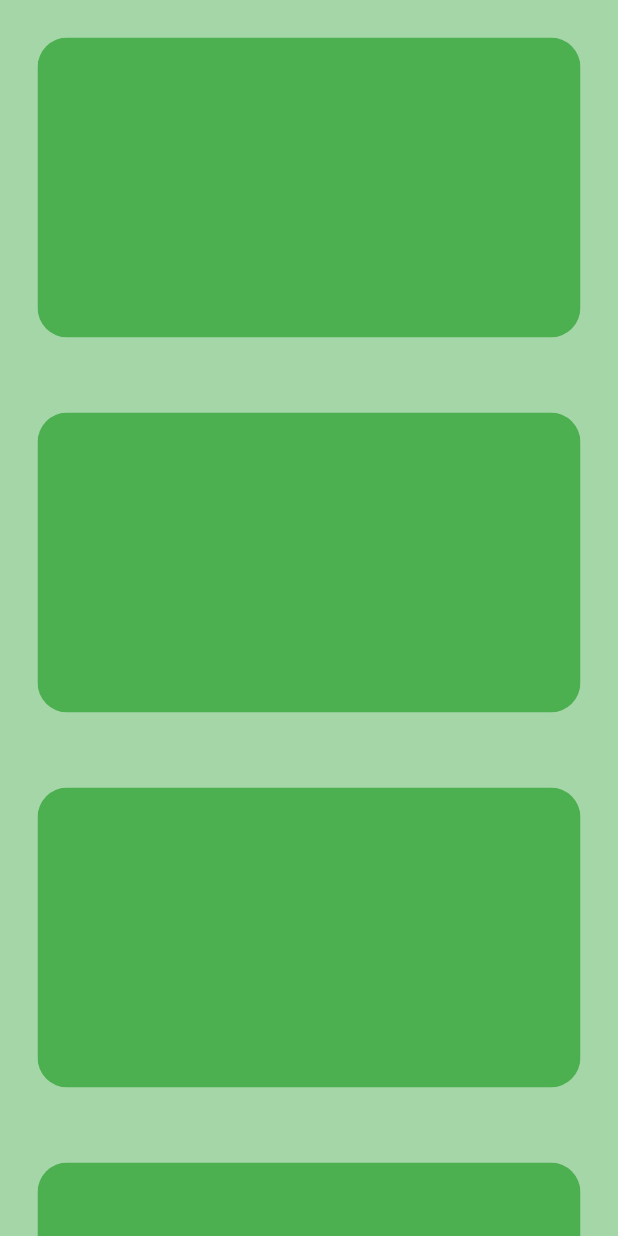
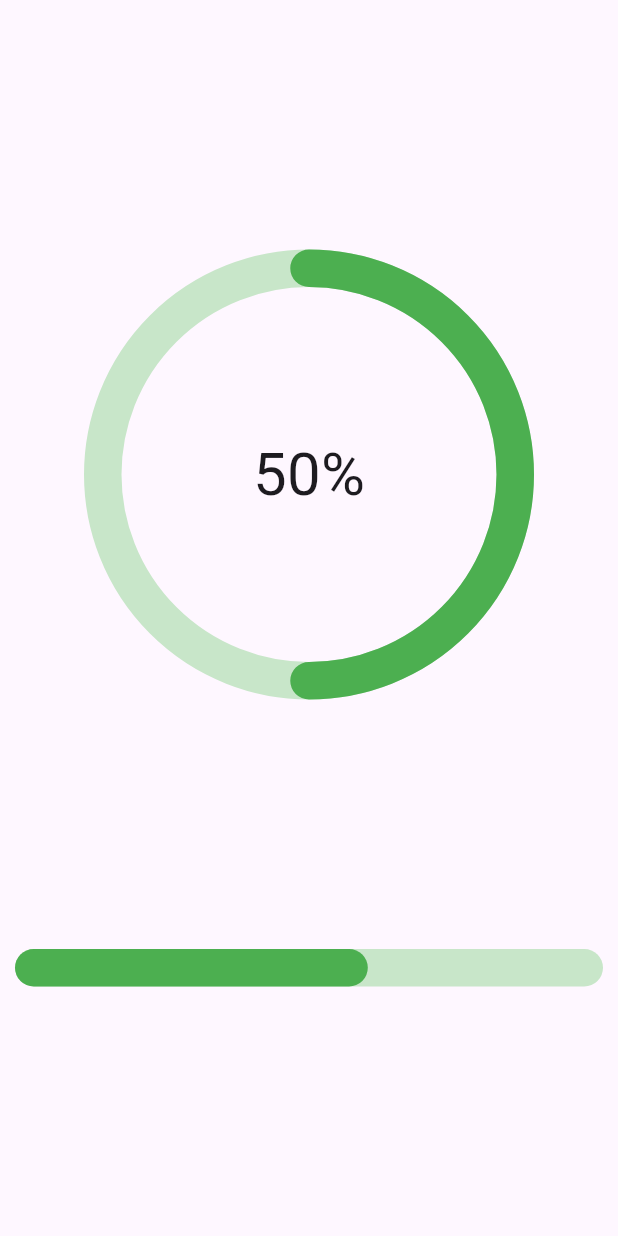
Before and after one commit to azizbekyokhubov1999/widgets_flutter_practise, a Flutter app: the screen it shows after launch, on a phone screen of 412 x 824 dp. Run offline on Flutter 3.47's test engine with Material 3 defaults, Android fonts, the phone set to English and light mode, and no system bars; drawn by our look-alikes of liquid_pull_to_refresh, percent_indicator; our stand-ins replace another_carousel_pro, flutter_slidable, readmore, slide_to_act.

Commit message:
for video 29 | Making percent indicator

```diff
--- a/lib/main.dart
+++ b/lib/main.dart
@@ -11,6 +11,7 @@ import 'package:widgets_flutter_practise/pages/image_size.dart';
 import 'package:widgets_flutter_practise/pages/image_slider.dart';
 import 'package:widgets_flutter_practise/pages/my_buttons.dart';
 import 'package:widgets_flutter_practise/pages/page_1.dart';
+import 'package:widgets_flutter_practise/pages/percent_indicator.dart';
 import 'package:widgets_flutter_practise/pages/radmore_text.dart';
 import 'package:widgets_flutter_practise/pages/refresh_indicator.dart';
 import 'package:widgets_flutter_practise/pages/rich_text.dart';
@@ -41,7 +42,7 @@ class MyApp extends StatelessWidget {
       theme: ThemeData(
         useMaterial3: true,
       ),
-      home: MyRefreshIndicator()
+      home: MyPercentIndicator()
     );
   }
 }
--- /dev/null
+++ b/lib/pages/percent_indicator.dart
@@ -0,0 +1,45 @@
+import 'package:flutter/material.dart';
+import 'package:percent_indicator/circular_percent_indicator.dart';
+import 'package:percent_indicator/linear_percent_indicator.dart';
+
+class MyPercentIndicator extends StatefulWidget {
+  const MyPercentIndicator({super.key});
+
+  @override
+  State<MyPercentIndicator> createState() => _MyPercentIndicatorState();
+}
+
+class _MyPercentIndicatorState extends State<MyPercentIndicator> {
+  @override
+  Widget build(BuildContext context) {
+    return Scaffold(
+      body: Center(
+        child: Column(
+          mainAxisAlignment: MainAxisAlignment.spaceEvenly,
+          children: [
+            CircularPercentIndicator(
+                radius: 150,
+              percent: 0.5,
+              lineWidth: 25,
+              progressColor: Colors.green,
+              backgroundColor: Colors.green.shade100,
+              animation: true,
+              circularStrokeCap: CircularStrokeCap.round,
+              center: Text("50%",
+              style: TextStyle(fontSize: 40),
+              ),
+            ),
+            LinearPercentIndicator(
+              lineHeight: 25,
+              percent: 0.6,
+              backgroundColor: Colors.green.shade100,
+              progressColor: Colors.green,
+              animation: true,
+              barRadius: Radius.circular(20),
+            )
+          ],
+        )
+      ),
+    );
+  }
+}
--- a/pubspec.yaml
+++ b/pubspec.yaml
@@ -40,6 +40,7 @@ dependencies:
   slide_to_act: ^2.0.2
   readmore: ^3.0.0
   liquid_pull_to_refresh: ^3.0.1
+  percent_indicator: ^4.2.3
 
 dev_dependencies:
   flutter_test:
```
Also changed, not shown: pubspec.lock.
